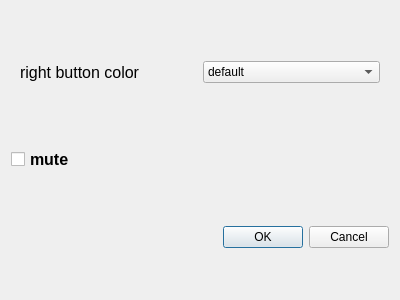
Above: setall_dialog.ui from thelittleTom/Desktop-show before the change. Below: the same form after it.
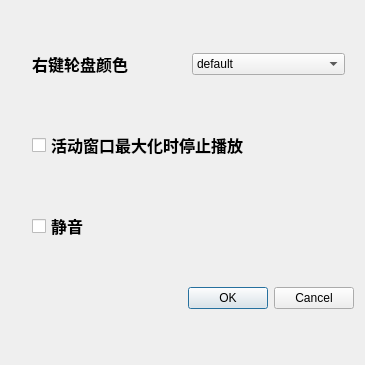
That is the form after the change.

```diff
--- a/setall_dialog.ui
+++ b/setall_dialog.ui
@@ -6,15 +6,89 @@
    <rect>
     <x>0</x>
     <y>0</y>
-    <width>400</width>
-    <height>300</height>
+    <width>365</width>
+    <height>365</height>
    </rect>
   </property>
+  <property name="sizePolicy">
+   <sizepolicy hsizetype="Fixed" vsizetype="Fixed">
+    <horstretch>0</horstretch>
+    <verstretch>0</verstretch>
+   </sizepolicy>
+  </property>
   <property name="windowTitle">
    <string>Dialog</string>
   </property>
   <layout class="QGridLayout" name="gridLayout">
-   <item row="0" column="0" colspan="2">
+   <property name="topMargin">
+    <number>9</number>
+   </property>
+   <property name="bottomMargin">
+    <number>20</number>
+   </property>
+   <item row="1" column="1">
+    <widget class="QCheckBox" name="mute_2">
+     <property name="sizePolicy">
+      <sizepolicy hsizetype="Preferred" vsizetype="Preferred">
+       <horstretch>0</horstretch>
+       <verstretch>0</verstretch>
+      </sizepolicy>
+     </property>
+     <property name="maximumSize">
+      <size>
+       <width>16777215</width>
+       <height>40</height>
+      </size>
+     </property>
+     <property name="font">
+      <font>
+       <pointsize>12</pointsize>
+       <weight>75</weight>
+       <bold>true</bold>
+      </font>
+     </property>
+     <property name="text">
+      <string>活动窗口最大化时停止播放</string>
+     </property>
+    </widget>
+   </item>
+   <item row="3" column="1">
+    <widget class="QDialogButtonBox" name="buttonBox">
+     <property name="orientation">
+      <enum>Qt::Horizontal</enum>
+     </property>
+     <property name="standardButtons">
+      <set>QDialogButtonBox::Cancel|QDialogButtonBox::Ok</set>
+     </property>
+    </widget>
+   </item>
+   <item row="2" column="1">
+    <widget class="QCheckBox" name="mute">
+     <property name="sizePolicy">
+      <sizepolicy hsizetype="Preferred" vsizetype="Preferred">
+       <horstretch>0</horstretch>
+       <verstretch>0</verstretch>
+      </sizepolicy>
+     </property>
+     <property name="maximumSize">
+      <size>
+       <width>16777215</width>
+       <height>40</height>
+      </size>
+     </property>
+     <property name="font">
+      <font>
+       <pointsize>12</pointsize>
+       <weight>75</weight>
+       <bold>true</bold>
+      </font>
+     </property>
+     <property name="text">
+      <string>静音</string>
+     </property>
+    </widget>
+   </item>
+   <item row="0" column="1">
     <widget class="QWidget" name="right_btn" native="true">
      <property name="maximumSize">
       <size>
@@ -23,6 +97,9 @@
       </size>
      </property>
      <layout class="QHBoxLayout" name="horizontalLayout">
+      <property name="leftMargin">
+       <number>0</number>
+      </property>
       <property name="topMargin">
        <number>0</number>
       </property>
@@ -34,10 +111,12 @@
         <property name="font">
          <font>
           <pointsize>12</pointsize>
+          <weight>75</weight>
+          <bold>true</bold>
          </font>
         </property>
         <property name="text">
-         <string>right button color</string>
+         <string>右键轮盘颜色</string>
         </property>
        </widget>
       </item>
@@ -58,40 +137,14 @@
      </layout>
     </widget>
    </item>
-   <item row="4" column="0" colspan="2">
-    <widget class="QDialogButtonBox" name="buttonBox">
-     <property name="orientation">
-      <enum>Qt::Horizontal</enum>
-     </property>
-     <property name="standardButtons">
-      <set>QDialogButtonBox::Cancel|QDialogButtonBox::Ok</set>
-     </property>
-    </widget>
-   </item>
-   <item row="3" column="0">
-    <widget class="QCheckBox" name="mute">
-     <property name="sizePolicy">
-      <sizepolicy hsizetype="Preferred" vsizetype="Preferred">
-       <horstretch>0</horstretch>
-       <verstretch>0</verstretch>
-      </sizepolicy>
-     </property>
-     <property name="maximumSize">
+   <item row="1" column="0">
+    <widget class="QWidget" name="widget" native="true">
+     <property name="minimumSize">
       <size>
-       <width>16777215</width>
-       <height>40</height>
+       <width>15</width>
+       <height>0</height>
       </size>
      </property>
-     <property name="font">
-      <font>
-       <pointsize>12</pointsize>
-       <weight>75</weight>
-       <bold>true</bold>
-      </font>
-     </property>
-     <property name="text">
-      <string>mute</string>
-     </property>
     </widget>
    </item>
   </layout>
```
Left out of the diff: 2 changed lines with no effect on the pictures.
